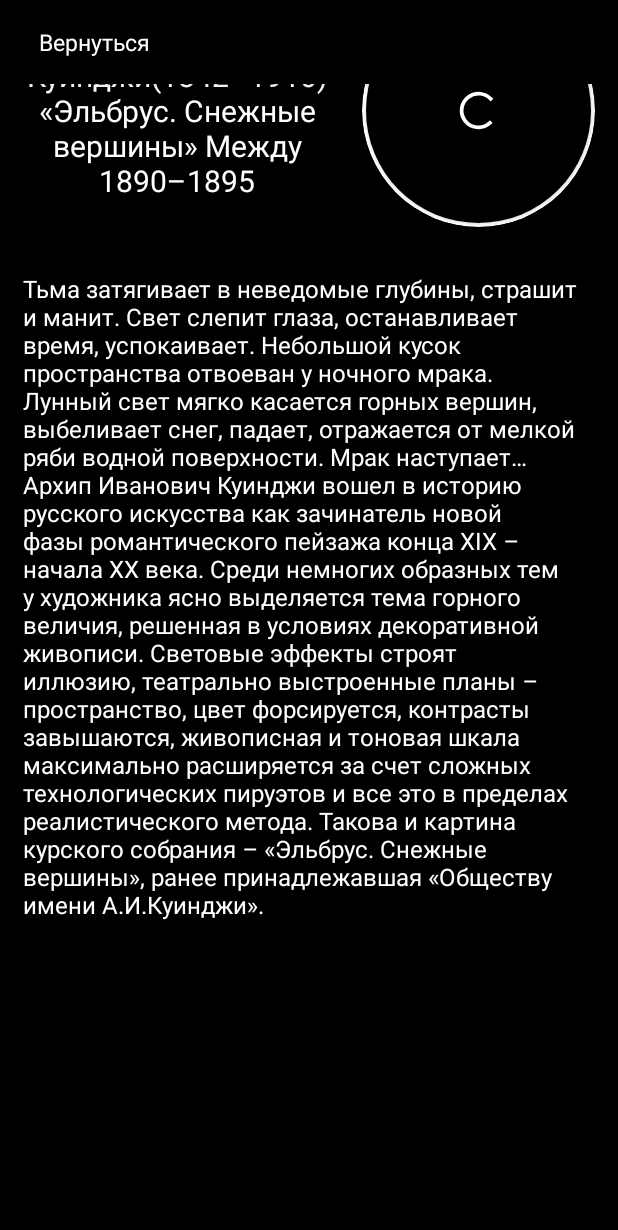
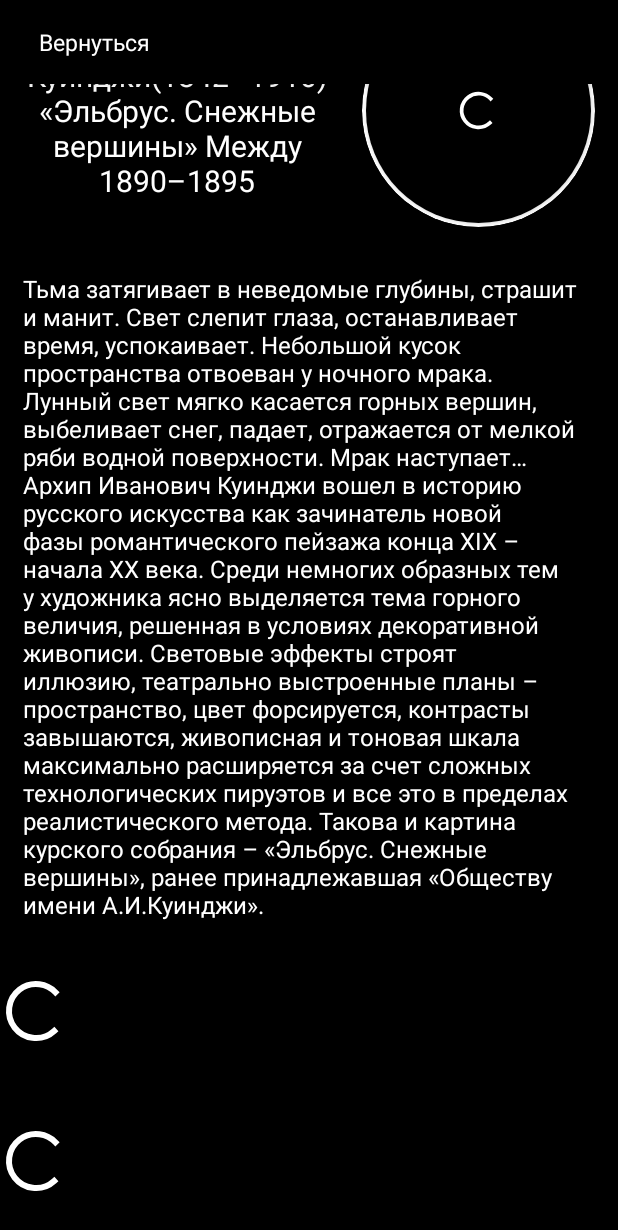
Before and after one commit to BadLog1n/GiphyVK, an Android app: the layout fragment_content.xml on its own in the app's theme, with its tools: preview values and no code run, on a phone screen of 412 x 824 dp. Shown: the top 1230 px of the screen. Run offline under Robolectric (Android 15) with nearby library versions, the phone set to English and light mode, and no system bars; network calls fail.

Commit message:
Реализовано отображение загрузки гифки

```diff
--- a/app/src/main/res/layout/fragment_search.xml
+++ b/app/src/main/res/layout/fragment_search.xml
@@ -58,7 +58,7 @@
                 style="?android:attr/progressBarStyle"
                 android:layout_width="match_parent"
                 android:layout_height="wrap_content"
-                android:visibility="visible" />
+                android:visibility="invisible" />
 
             <androidx.recyclerview.widget.RecyclerView
 
--- a/app/src/main/res/layout/img_item.xml
+++ b/app/src/main/res/layout/img_item.xml
@@ -3,24 +3,14 @@
     xmlns:app="http://schemas.android.com/apk/res-auto"
     android:layout_width="100dp"
     android:layout_height="100dp"
-    android:background="@color/black"
-    android:layout_marginEnd="10dp">
-
-
-
-            <ImageView
-                android:id="@+id/image"
-                android:layout_width="match_parent"
-                android:layout_height="match_parent"
-                android:background="@color/black"
-                android:scaleType="centerCrop"
-                android:paddingBottom="20dp"/>
+    android:layout_marginEnd="10dp"
+    android:background="@color/black">
 
     <ProgressBar
         android:id="@+id/imgProgress"
         style="?android:attr/progressBarStyle"
-                android:layout_width="match_parent"
-                android:layout_height="match_parent"
+        android:layout_width="wrap_content"
+        android:layout_height="wrap_content"
         android:layout_gravity="center"
         android:indeterminateTint="@color/white"
         android:visibility="visible"
@@ -30,4 +20,13 @@
 
         app:layout_constraintTop_toTopOf="@+id/titleLayout" />
 
+    <ImageView
+        android:id="@+id/image"
+        android:layout_width="match_parent"
+        android:layout_height="match_parent"
+        android:background="@color/black"
+        android:paddingBottom="20dp"
+        android:scaleType="centerCrop" />
+
+
 </LinearLayout>
```
Also changed, not shown: app/src/main/java/com/badlog1n/giphyvk/ContentPhotoAdapter.kt (+30 -3 lines), app/src/main/java/com/badlog1n/giphyvk/SearchFragment.kt (+22 -47 lines). Lines whose indentation alone changed are shown as unchanged.
